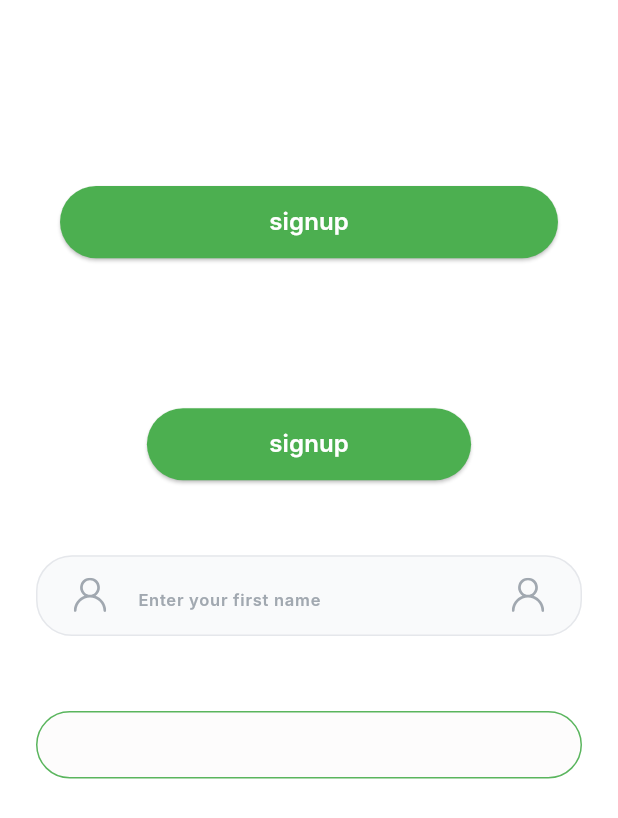
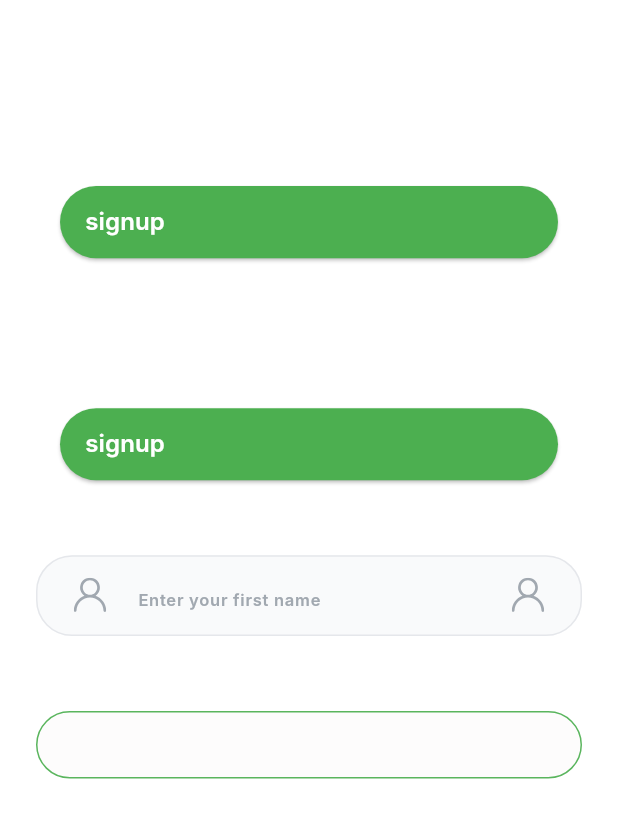
Before and after one commit to itchoh/Nesyan, a Flutter app: the screen it shows after launch, on a phone screen of 412 x 824 dp. Shown: the top 818 px of the screen. Run offline on Flutter 3.47's test engine with Material 3 defaults, Android fonts, the phone set to English and light mode, and no system bars; our stand-ins replace flutter_screenutil, flutter_svg; Roboto replaces fonts that are missing (Inter).

Commit message:
edits on button

```diff
--- a/lib/core/widgets/main_button.dart
+++ b/lib/core/widgets/main_button.dart
@@ -4,13 +4,15 @@ import 'package:nesyan/core/constant/text_style.dart';
 
 import '../constant/colors.dart';
 class MainButton extends StatelessWidget {
-  const MainButton({super.key, this.onPressed, required this.funName,this.width,this.hight,this.radius});
+  const MainButton({super.key, this.onPressed, required this.funName,this.width,this.hight,this.radius, this.fillcolor=traditionalGreen, this.bordercolor, this.icon});
  final void Function()? onPressed;
  final String? funName;
   final double? width;
   final double? hight;
   final double? radius;
-
+ final Color? fillcolor;
+ final Color? bordercolor;
+ final Icon? icon;
   @override
   Widget build(BuildContext context) {
     return Padding(
@@ -19,15 +21,23 @@ class MainButton extends StatelessWidget {
         onPressed: onPressed,
         style: ElevatedButton.styleFrom(
           minimumSize: Size(width?.w ?? double.infinity,hight?.h ?? 50.h),
-          backgroundColor: traditionalGreen,
+          backgroundColor: fillcolor,
           shape: RoundedRectangleBorder(
+            side: bordercolor==null?BorderSide.none:BorderSide(
+              color: bordercolor!
+            ),
             borderRadius: BorderRadius.circular(radius?.r ??32.r),
           ),
           padding: EdgeInsets.symmetric(
             horizontal: 16.w,
           ),
         ),
-        child: Text("$funName", style: AppFontStyle.buttont()),
+        child: Row(
+          children: [
+            Text("$funName", style: AppFontStyle.buttont()),
+            icon==null?SizedBox():icon!
+          ],
+        )
       ),
     );
   }
```
